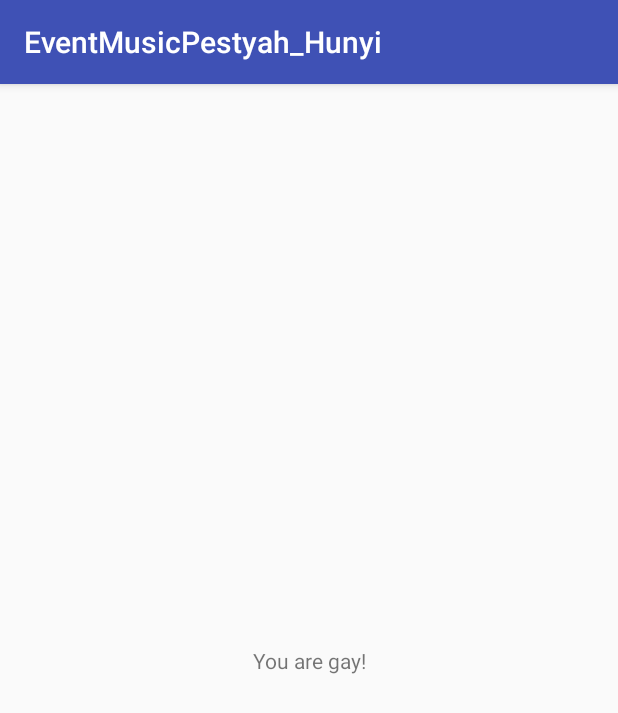
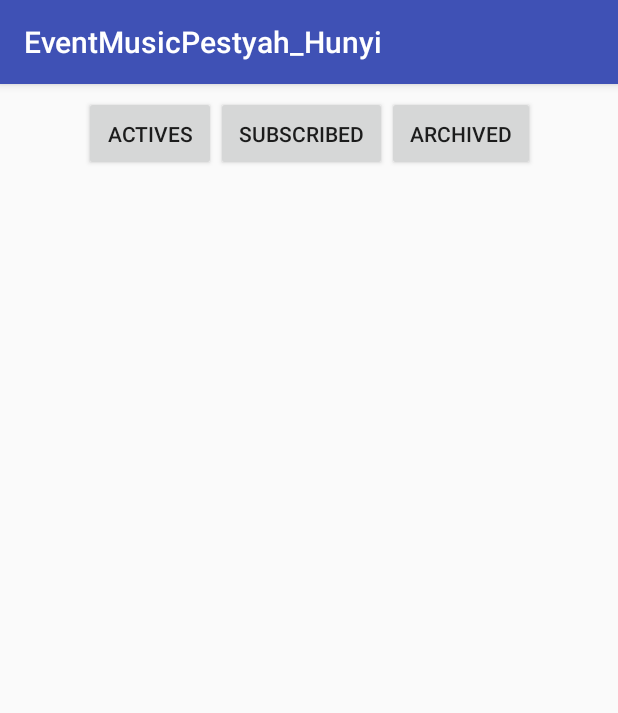
Before and after one commit to istvan73/MusicEventViewer, an Android app: the screen it shows after launch (MainActivity), on a phone screen of 412 x 824 dp. Shown: the top 713 px of the screen. Run offline under Robolectric (Android 15) with nearby library versions, the phone set to English and light mode, and no system bars.

Commit message:
Added navbar

```diff
--- a/app/build.gradle
+++ b/app/build.gradle
@@ -27,7 +27,10 @@ dependencies {
     androidTestImplementation 'com.android.support.test:runner:1.0.1'
     androidTestImplementation 'com.android.support.test.espresso:espresso-core:3.0.1'
     compile 'com.google.firebase:firebase-auth:11.8.0'
+    implementation 'com.android.support:recyclerview-v7:26.1.0'
 }
 
 
+
+
 apply plugin: 'com.google.gms.google-services'
--- a/app/src/main/res/layout/activity_main.xml
+++ b/app/src/main/res/layout/activity_main.xml
@@ -4,15 +4,31 @@
     xmlns:tools="http://schemas.android.com/tools"
     android:layout_width="match_parent"
     android:layout_height="match_parent"
-    tools:context="com.example.dell_5548.eventmusicpestyah_hunyi.MainActivity">
+    tools:context="com.example.dell_5548.eventmusicpestyah_hunyi.MainActivity"
+    tools:layout_editor_absoluteY="81dp">
 
-    <TextView
+    <android.support.v7.widget.RecyclerView
+        android:id="@+id/recyclerView2"
+        android:layout_width="343dp"
+        android:layout_height="511dp"
+        android:layout_marginBottom="8dp"
+        android:layout_marginEnd="8dp"
+        android:layout_marginStart="8dp"
+        app:layout_constraintBottom_toBottomOf="parent"
+        app:layout_constraintEnd_toEndOf="parent"
+        app:layout_constraintStart_toStartOf="parent" />
+
+    <fragment
+        android:id="@+id/fragment5"
+        android:name="com.example.dell_5548.eventmusicpestyah_hunyi.NavbarFragment"
         android:layout_width="wrap_content"
         android:layout_height="wrap_content"
-        android:text="You are gay!"
-        app:layout_constraintBottom_toBottomOf="parent"
-        app:layout_constraintLeft_toLeftOf="parent"
-        app:layout_constraintRight_toRightOf="parent"
-        app:layout_constraintTop_toTopOf="parent" />
+        android:layout_marginEnd="8dp"
+        android:layout_marginStart="8dp"
+        android:layout_marginTop="8dp"
+        app:layout_constraintEnd_toEndOf="parent"
+        app:layout_constraintStart_toStartOf="parent"
+        app:layout_constraintTop_toTopOf="parent"
+        tools:layout="@layout/fragment_navbar" />
 
 </android.support.constraint.ConstraintLayout>
--- a/app/src/main/res/layout/fragment_navbar.xml
+++ b/app/src/main/res/layout/fragment_navbar.xml
@@ -1,25 +1,33 @@
-<FrameLayout xmlns:android="http://schemas.android.com/apk/res/android"
+<RelativeLayout xmlns:android="http://schemas.android.com/apk/res/android"
     xmlns:tools="http://schemas.android.com/tools"
     android:layout_width="match_parent"
     android:layout_height="match_parent"
     tools:context="com.example.dell_5548.eventmusicpestyah_hunyi.NavbarFragment">
 
+    <!-- TODO: Update blank fragment layout -->
+
 
     <Button
-            android:id="@+id/ActivesButton"
+        android:id="@+id/activesButton"
         android:layout_width="wrap_content"
         android:layout_height="wrap_content"
-            android:text="Activess" />
+        android:padding="15dp"
+        android:text="Actives" />
 
     <Button
-            android:id="@+id/ArchiveButton"
+        android:id="@+id/subscribedButton"
         android:layout_width="wrap_content"
         android:layout_height="wrap_content"
-            android:text="Archive" />
+        android:layout_toEndOf="@+id/activesButton"
+        android:padding="15dp"
+        android:text="Subscribed" />
 
     <Button
-            android:id="@+id/SubscribedButton"
+        android:id="@+id/archiveButton"
         android:layout_width="wrap_content"
         android:layout_height="wrap_content"
-            android:text="Subscribed" />
-</FrameLayout>
+        android:layout_toEndOf="@+id/subscribedButton"
+        android:padding="15dp"
+        android:text="Archived" />
+
+</RelativeLayout>
--- a/app/src/main/res/values/colors.xml
+++ b/app/src/main/res/values/colors.xml
@@ -3,4 +3,6 @@
     <color name="colorPrimary">#3F51B5</color>
     <color name="colorPrimaryDark">#303F9F</color>
     <color name="colorAccent">#FF4081</color>
+    <color name="year">#999999</color>
+    <color name="title">#222222</color>
 </resources>
--- a/app/src/main/res/values/strings.xml
+++ b/app/src/main/res/values/strings.xml
@@ -3,4 +3,7 @@
 
     <!-- TODO: Remove or change this placeholder text -->
     <string name="hello_blank_fragment">Hello blank fragment</string>
+    <string name="archiveButtonText">Archive</string>
+    <string name="subscribedButtonText">Subscribed</string>
+    <string name="activesButtonText">Actives</string>
 </resources>
```
Also changed, not shown: app/src/main/java/com/example/dell_5548/eventmusicpestyah_hunyi/NavbarFragment.java (+1 -80 lines). Lines whose indentation alone changed are shown as unchanged.
